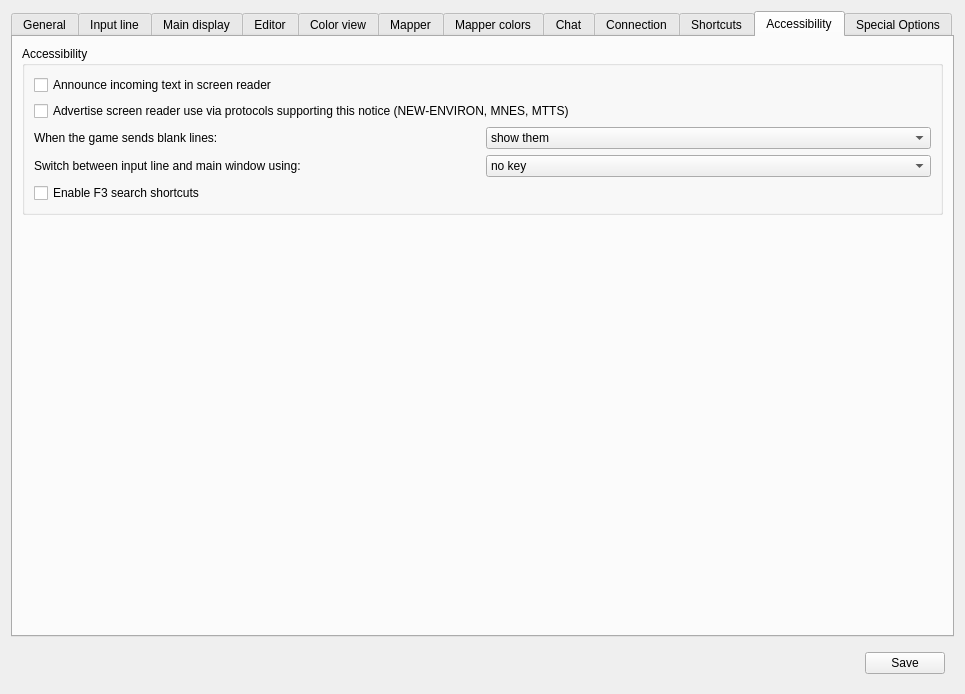
Qt form src/ui/profile_preferences.ui (ThalynLabs/Mudlet) before a commit.
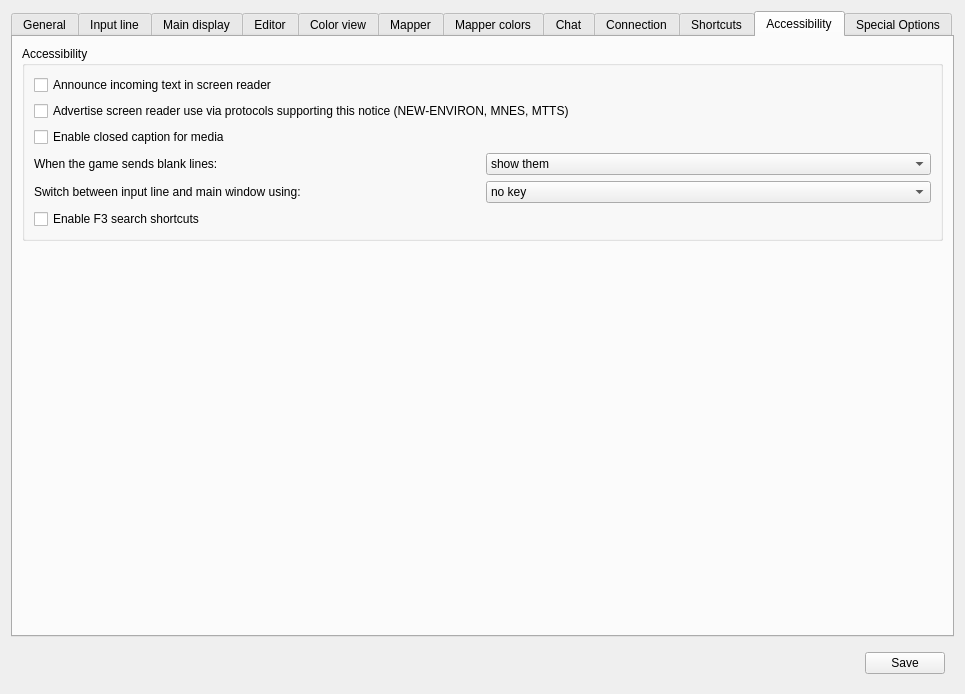
The same form after that commit. The open tabs and pages were chosen to show the change. Icons and pictures are not drawn. Custom widgets are drawn as their Qt base class.

Commit message: Add: Closed Captioning for Media (#7838)

Diff of the .ui file:
```diff
--- a/src/ui/profile_preferences.ui
+++ b/src/ui/profile_preferences.ui
@@ -3857,7 +3857,14 @@
             </property>
            </widget>
           </item>
-          <item row="2" column="0">
+          <item row="2" column="0" colspan="2">
+           <widget class="QCheckBox" name="checkBox_enableClosedCaption">
+            <property name="text">
+             <string>Enable closed caption for media</string>
+            </property>
+           </widget>
+          </item>
+          <item row="3" column="0">
            <widget class="QLabel" name="label_blankLinesBehaviour">
             <property name="text">
              <string>When the game sends blank lines:</string>
@@ -3867,7 +3874,7 @@
             </property>
            </widget>
           </item>
-          <item row="2" column="1">
+          <item row="3" column="1">
            <widget class="QComboBox" name="comboBox_blankLinesBehaviour">
             <item>
              <property name="text">
@@ -3886,7 +3893,7 @@
             </item>
            </widget>
           </item>
-          <item row="3" column="0">
+          <item row="4" column="0">
            <widget class="QLabel" name="label_caretModeKey">
             <property name="text">
              <string>Switch between input line and main window using:</string>
@@ -3896,7 +3903,7 @@
             </property>
            </widget>
           </item>
-          <item row="3" column="1">
+          <item row="4" column="1">
            <widget class="QComboBox" name="comboBox_caretModeKey">
             <item>
              <property name="text">
@@ -3920,7 +3927,7 @@
             </item>
            </widget>
           </item>
-          <item row="4" column="0" colspan="2">
+          <item row="5" column="0" colspan="2">
            <widget class="QCheckBox" name="checkBox_f3SearchEnabled">
             <property name="toolTip">
              <string>&lt;p&gt;Enable F3 and Shift+F3 shortcuts for searching up and down in the buffer.&lt;/p&gt;</string>
```
Left out of the diff: 1 changed line with no effect on the pictures. The commit also changes 10 other files.
